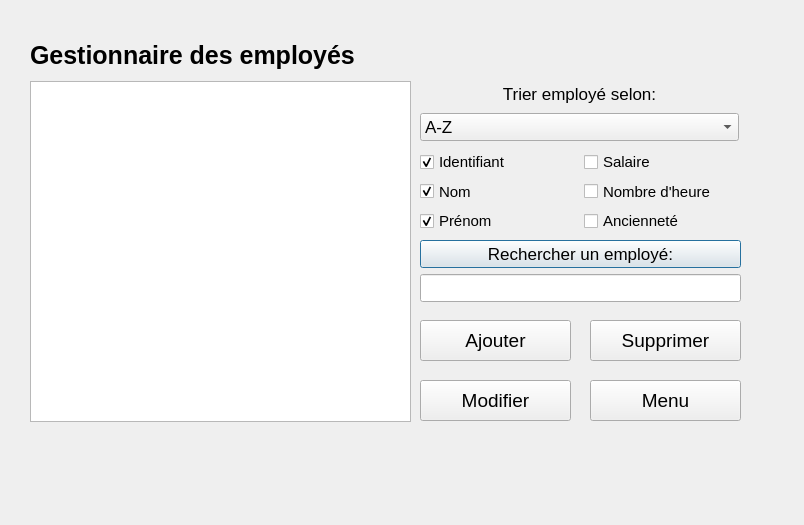
The window that UI/MenuEmploye.ui (LePerron/Application-gestion-employes-projet-session-2023) describes before a commit, drawn with Qt 5.
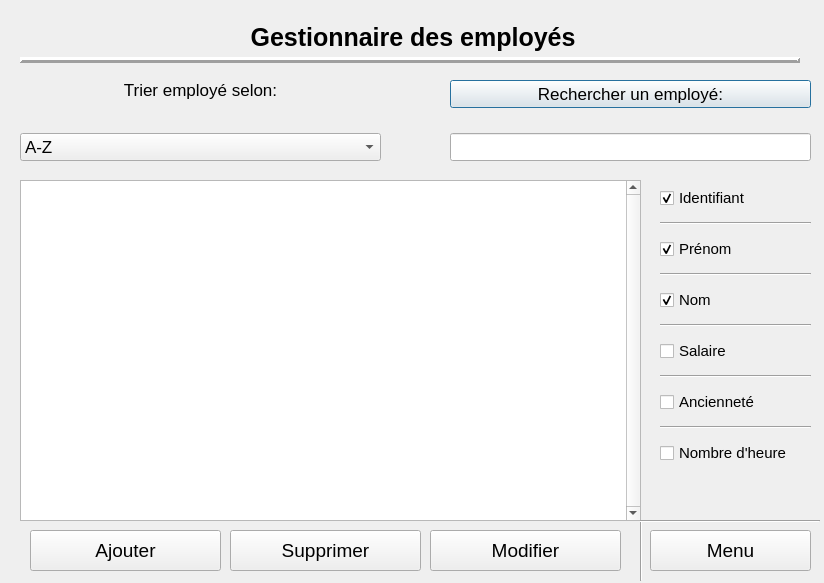
The same window after the commit.

```diff
--- a/UI/MenuEmploye.ui
+++ b/UI/MenuEmploye.ui
@@ -6,8 +6,8 @@
    <rect>
     <x>0</x>
     <y>0</y>
-    <width>804</width>
-    <height>525</height>
+    <width>824</width>
+    <height>583</height>
    </rect>
   </property>
   <property name="font">
@@ -21,9 +21,9 @@
   <widget class="QLabel" name="labelEmploye">
    <property name="geometry">
     <rect>
-     <x>30</x>
-     <y>30</y>
-     <width>411</width>
+     <x>23</x>
+     <y>12</y>
+     <width>780</width>
      <height>51</height>
     </rect>
    </property>
@@ -37,14 +37,17 @@
    <property name="text">
     <string>Gestionnaire des employés</string>
    </property>
+   <property name="alignment">
+    <set>Qt::AlignCenter</set>
+   </property>
   </widget>
   <widget class="QWidget" name="verticalLayoutWidget">
    <property name="geometry">
     <rect>
-     <x>420</x>
-     <y>240</y>
-     <width>321</width>
-     <height>64</height>
+     <x>450</x>
+     <y>80</y>
+     <width>361</width>
+     <height>81</height>
     </rect>
    </property>
    <layout class="QVBoxLayout" name="verticalLayout">
@@ -55,6 +58,19 @@
       </property>
      </widget>
     </item>
+    <item>
+     <spacer name="verticalSpacer">
+      <property name="orientation">
+       <enum>Qt::Vertical</enum>
+      </property>
+      <property name="sizeHint" stdset="0">
+       <size>
+        <width>20</width>
+        <height>40</height>
+       </size>
+      </property>
+     </spacer>
+    </item>
     <item>
      <widget class="QLineEdit" name="lineEditRechercherEmploye"/>
     </item>
@@ -63,10 +79,10 @@
   <widget class="QWidget" name="verticalLayoutWidget_2">
    <property name="geometry">
     <rect>
-     <x>420</x>
+     <x>20</x>
      <y>80</y>
-     <width>319</width>
-     <height>61</height>
+     <width>361</width>
+     <height>81</height>
     </rect>
    </property>
    <layout class="QVBoxLayout" name="verticalLayout_2">
@@ -80,6 +96,19 @@
       </property>
      </widget>
     </item>
+    <item>
+     <spacer name="verticalSpacer_2">
+      <property name="orientation">
+       <enum>Qt::Vertical</enum>
+      </property>
+      <property name="sizeHint" stdset="0">
+       <size>
+        <width>20</width>
+        <height>40</height>
+       </size>
+      </property>
+     </spacer>
+    </item>
     <item>
      <widget class="QComboBox" name="comboBoxTrierEmploye">
       <item>
@@ -109,125 +138,25 @@
   <widget class="QListView" name="listViewEmploye">
    <property name="geometry">
     <rect>
-     <x>30</x>
-     <y>81</y>
-     <width>381</width>
+     <x>20</x>
+     <y>180</y>
+     <width>621</width>
      <height>341</height>
     </rect>
    </property>
-  </widget>
-  <widget class="QLabel" name="labelErreurSelection">
-   <property name="geometry">
-    <rect>
-     <x>30</x>
-     <y>450</y>
-     <width>711</width>
-     <height>41</height>
-    </rect>
+   <property name="verticalScrollBarPolicy">
+    <enum>Qt::ScrollBarAlwaysOn</enum>
    </property>
-   <property name="text">
-    <string/>
+   <property name="horizontalScrollBarPolicy">
+    <enum>Qt::ScrollBarAlwaysOff</enum>
    </property>
   </widget>
-  <widget class="QWidget" name="gridLayoutWidget">
-   <property name="geometry">
-    <rect>
-     <x>420</x>
-     <y>150</y>
-     <width>321</width>
-     <height>83</height>
-    </rect>
-   </property>
-   <layout class="QGridLayout" name="gridLayout">
-    <item row="2" column="0">
-     <widget class="QCheckBox" name="checkBoxNom">
-      <property name="font">
-       <font>
-        <pointsize>11</pointsize>
-       </font>
-      </property>
-      <property name="text">
-       <string>Nom</string>
-      </property>
-      <property name="checked">
-       <bool>true</bool>
-      </property>
-     </widget>
-    </item>
-    <item row="3" column="0">
-     <widget class="QCheckBox" name="checkBoxPrenom">
-      <property name="font">
-       <font>
-        <pointsize>11</pointsize>
-       </font>
-      </property>
-      <property name="text">
-       <string>Prénom</string>
-      </property>
-      <property name="checked">
-       <bool>true</bool>
-      </property>
-     </widget>
-    </item>
-    <item row="1" column="0">
-     <widget class="QCheckBox" name="checkBoxIdentifiant">
-      <property name="font">
-       <font>
-        <pointsize>11</pointsize>
-       </font>
-      </property>
-      <property name="text">
-       <string>Identifiant</string>
-      </property>
-      <property name="checked">
-       <bool>true</bool>
-      </property>
-     </widget>
-    </item>
-    <item row="1" column="1">
-     <widget class="QCheckBox" name="checkBoxSalaire">
-      <property name="font">
-       <font>
-        <pointsize>11</pointsize>
-       </font>
-      </property>
-      <property name="text">
-       <string>Salaire</string>
-      </property>
-     </widget>
-    </item>
-    <item row="2" column="1">
-     <widget class="QCheckBox" name="checkBoxNbHeure">
-      <property name="font">
-       <font>
-        <pointsize>11</pointsize>
-       </font>
-      </property>
-      <property name="text">
-       <string>Nombre d'heure</string>
-      </property>
-     </widget>
-    </item>
-    <item row="3" column="1">
-     <widget class="QCheckBox" name="checkBoxAnciennete">
-      <property name="font">
-       <font>
-        <pointsize>11</pointsize>
-       </font>
-      </property>
-      <property name="text">
-       <string>Ancienneté</string>
-      </property>
-     </widget>
-    </item>
-   </layout>
-  </widget>
   <widget class="QPushButton" name="pushButtonAjouterEmploye">
    <property name="geometry">
     <rect>
-     <x>420</x>
-     <y>320</y>
-     <width>151</width>
+     <x>30</x>
+     <y>530</y>
+     <width>191</width>
      <height>41</height>
     </rect>
    </property>
@@ -249,9 +178,9 @@
   <widget class="QPushButton" name="pushButtonModifierEmploye">
    <property name="geometry">
     <rect>
-     <x>420</x>
-     <y>380</y>
-     <width>151</width>
+     <x>430</x>
+     <y>530</y>
+     <width>191</width>
      <height>41</height>
     </rect>
    </property>
@@ -273,9 +202,9 @@
   <widget class="QPushButton" name="pushButtonSupprimerEmploye">
    <property name="geometry">
     <rect>
-     <x>590</x>
-     <y>320</y>
-     <width>151</width>
+     <x>230</x>
+     <y>530</y>
+     <width>191</width>
      <height>41</height>
     </rect>
    </property>
@@ -297,9 +226,9 @@
   <widget class="QPushButton" name="pushButtonRetournerMenu">
    <property name="geometry">
     <rect>
-     <x>590</x>
-     <y>380</y>
-     <width>151</width>
+     <x>650</x>
+     <y>530</y>
+     <width>161</width>
      <height>41</height>
     </rect>
    </property>
@@ -318,6 +247,225 @@
     <string>Menu</string>
    </property>
   </widget>
+  <widget class="Line" name="line">
+   <property name="geometry">
+    <rect>
+     <x>20</x>
+     <y>50</y>
+     <width>780</width>
+     <height>20</height>
+    </rect>
+   </property>
+   <property name="frameShadow">
+    <enum>QFrame::Raised</enum>
+   </property>
+   <property name="lineWidth">
+    <number>3</number>
+   </property>
+   <property name="orientation">
+    <enum>Qt::Horizontal</enum>
+   </property>
+  </widget>
+  <widget class="QWidget" name="verticalLayoutWidget_3">
+   <property name="geometry">
+    <rect>
+     <x>660</x>
+     <y>180</y>
+     <width>151</width>
+     <height>291</height>
+    </rect>
+   </property>
+   <layout class="QVBoxLayout" name="verticalLayout_3">
+    <item>
+     <widget class="QCheckBox" name="checkBoxIdentifiant">
+      <property name="font">
+       <font>
+        <pointsize>11</pointsize>
+       </font>
+      </property>
+      <property name="text">
+       <string>Identifiant</string>
+      </property>
+      <property name="checkable">
+       <bool>true</bool>
+      </property>
+      <property name="checked">
+       <bool>true</bool>
+      </property>
+      <property name="autoExclusive">
+       <bool>false</bool>
+      </property>
+      <property name="tristate">
+       <bool>false</bool>
+      </property>
+     </widget>
+    </item>
+    <item>
+     <widget class="Line" name="line_8">
+      <property name="orientation">
+       <enum>Qt::Horizontal</enum>
+      </property>
+     </widget>
+    </item>
+    <item>
+     <widget class="QCheckBox" name="checkBoxPrenom">
+      <property name="font">
+       <font>
+        <pointsize>11</pointsize>
+       </font>
+      </property>
+      <property name="text">
+       <string>Prénom</string>
+      </property>
+      <property name="checked">
+       <bool>true</bool>
+      </property>
+     </widget>
+    </item>
+    <item>
+     <widget class="Line" name="line_7">
+      <property name="orientation">
+       <enum>Qt::Horizontal</enum>
+      </property>
+     </widget>
+    </item>
+    <item>
+     <widget class="QCheckBox" name="checkBoxNom">
+      <property name="font">
+       <font>
+        <pointsize>11</pointsize>
+       </font>
+      </property>
+      <property name="text">
+       <string>Nom</string>
+      </property>
+      <property name="checked">
+       <bool>true</bool>
+      </property>
+     </widget>
+    </item>
+    <item>
+     <widget class="Line" name="line_6">
+      <property name="orientation">
+       <enum>Qt::Horizontal</enum>
+      </property>
+     </widget>
+    </item>
+    <item>
+     <widget class="QCheckBox" name="checkBoxSalaire">
+      <property name="font">
+       <font>
+        <pointsize>11</pointsize>
+       </font>
+      </property>
+      <property name="text">
+       <string>Salaire</string>
+      </property>
+     </widget>
+    </item>
+    <item>
+     <widget class="Line" name="line_5">
+      <property name="orientation">
+       <enum>Qt::Horizontal</enum>
+      </property>
+     </widget>
+    </item>
+    <item>
+     <widget class="QCheckBox" name="checkBoxAnciennete">
+      <property name="font">
+       <font>
+        <pointsize>11</pointsize>
+       </font>
+      </property>
+      <property name="text">
+       <string>Ancienneté</string>
+      </property>
+     </widget>
+    </item>
+    <item>
+     <widget class="Line" name="line_4">
+      <property name="orientation">
+       <enum>Qt::Horizontal</enum>
+      </property>
+     </widget>
+    </item>
+    <item>
+     <widget class="QCheckBox" name="checkBoxNbHeure">
+      <property name="font">
+       <font>
+        <pointsize>11</pointsize>
+       </font>
+      </property>
+      <property name="text">
+       <string>Nombre d'heure</string>
+      </property>
+     </widget>
+    </item>
+   </layout>
+  </widget>
+  <widget class="QLabel" name="labelErreurSelection">
+   <property name="geometry">
+    <rect>
+     <x>660</x>
+     <y>460</y>
+     <width>151</width>
+     <height>51</height>
+    </rect>
+   </property>
+   <property name="sizePolicy">
+    <sizepolicy hsizetype="Preferred" vsizetype="Fixed">
+     <horstretch>0</horstretch>
+     <verstretch>5</verstretch>
+    </sizepolicy>
+   </property>
+   <property name="minimumSize">
+    <size>
+     <width>0</width>
+     <height>5</height>
+    </size>
+   </property>
+   <property name="sizeIncrement">
+    <size>
+     <width>0</width>
+     <height>5</height>
+    </size>
+   </property>
+   <property name="baseSize">
+    <size>
+     <width>0</width>
+     <height>5</height>
+    </size>
+   </property>
+   <property name="text">
+    <string/>
+   </property>
+  </widget>
+  <widget class="Line" name="line_2">
+   <property name="geometry">
+    <rect>
+     <x>640</x>
+     <y>520</y>
+     <width>3</width>
+     <height>61</height>
+    </rect>
+   </property>
+   <property name="orientation">
+    <enum>Qt::Vertical</enum>
+   </property>
+  </widget>
+  <widget class="Line" name="line_3">
+   <property name="geometry">
+    <rect>
+     <x>640</x>
+     <y>513</y>
+     <width>180</width>
+     <height>16</height>
+    </rect>
+   </property>
+   <property name="orientation">
+    <enum>Qt::Horizontal</enum>
+   </property>
+  </widget>
  </widget>
  <resources/>
  <connections/>
```
Left out of the diff: 12 changed lines with no effect on the pictures.
